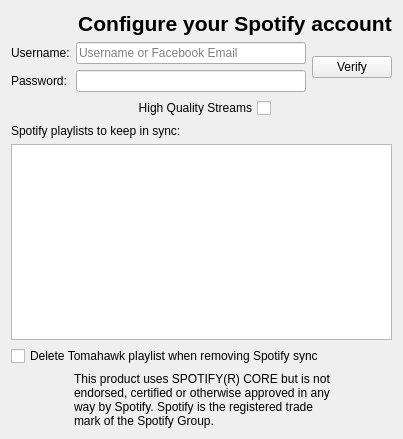
tomahawk-player/tomahawk, file src/accounts/spotify/SpotifyAccountConfig.ui: the form before one commit.
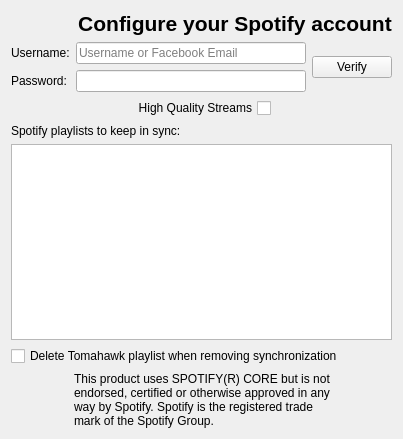
The form after the commit. Icons and pictures are not drawn.

Commit message: Hook up "delete tomahawk playlist when stopping sync" option

Patch:
```diff
--- a/src/accounts/spotify/SpotifyAccountConfig.ui
+++ b/src/accounts/spotify/SpotifyAccountConfig.ui
@@ -174,7 +174,7 @@
    <item>
     <widget class="QCheckBox" name="deleteOnUnsync">
      <property name="text">
-      <string>Delete Tomahawk playlist when removing Spotify sync</string>
+      <string>Delete Tomahawk playlist when removing synchronization</string>
      </property>
     </widget>
    </item>
```
The commit also changes 4 other files.
